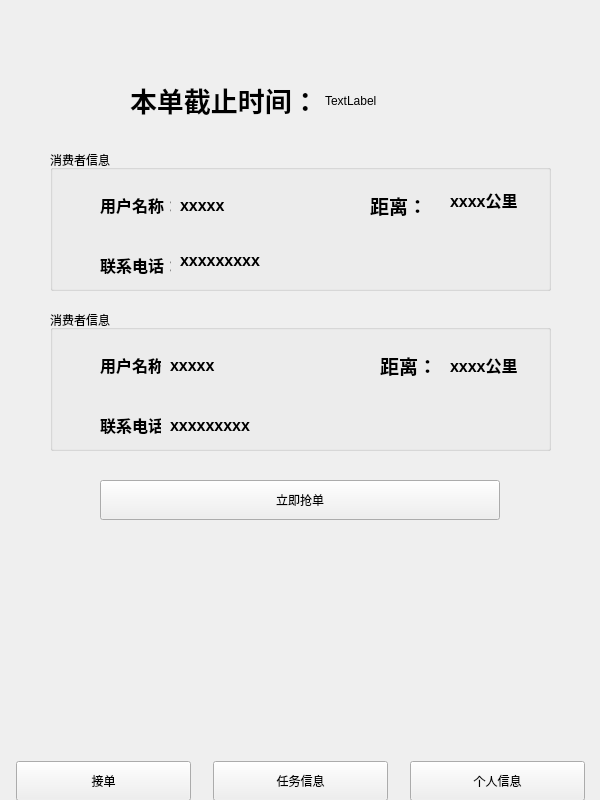
First picture: the form in rider/rider_main.ui, repository chichuxwx/Food-delivery-platform, before the edit.
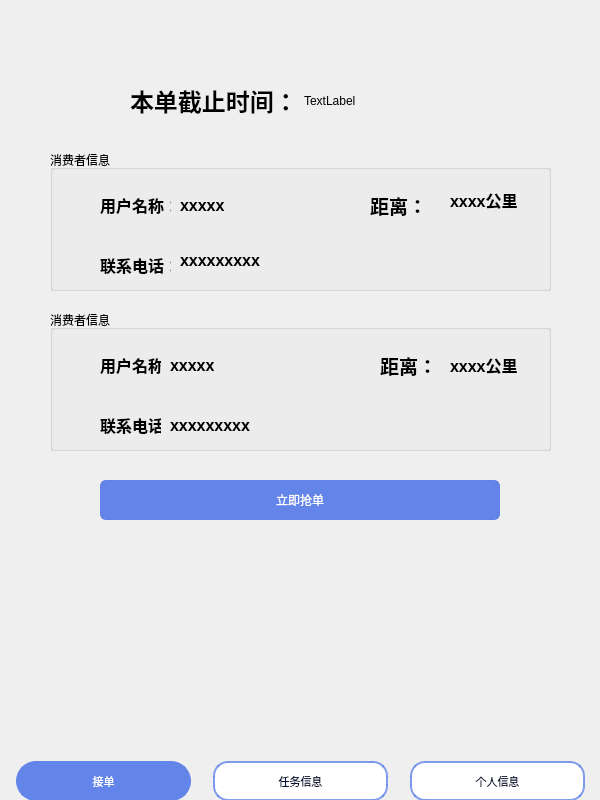
Second picture: the form after the edit. Icons and pictures are not drawn.

```diff
--- a/rider/rider_main.ui
+++ b/rider/rider_main.ui
@@ -110,31 +110,6 @@
     </property>
    </widget>
   </widget>
-  <widget class="QPushButton" name="pushButton">
-   <property name="geometry">
-    <rect>
-     <x>100</x>
-     <y>480</y>
-     <width>400</width>
-     <height>40</height>
-    </rect>
-   </property>
-   <property name="minimumSize">
-    <size>
-     <width>400</width>
-     <height>40</height>
-    </size>
-   </property>
-   <property name="maximumSize">
-    <size>
-     <width>400</width>
-     <height>40</height>
-    </size>
-   </property>
-   <property name="text">
-    <string>立即抢单</string>
-   </property>
-  </widget>
   <widget class="QGroupBox" name="groupBox_3">
    <property name="geometry">
     <rect>
@@ -229,6 +204,97 @@
   <widget class="QWidget" name="layoutWidget">
    <property name="geometry">
     <rect>
+     <x>130</x>
+     <y>80</y>
+     <width>341</width>
+     <height>41</height>
+    </rect>
+   </property>
+   <layout class="QHBoxLayout" name="horizontalLayout_2">
+    <item>
+     <widget class="QLabel" name="label">
+      <property name="styleSheet">
+       <string notr="true"/>
+      </property>
+      <property name="text">
+       <string>&lt;html&gt;&lt;head/&gt;&lt;body&gt;&lt;p&gt;&lt;span style=&quot; font-size:18pt; font-weight:700;&quot;&gt;本单截止时间：&lt;/span&gt;&lt;/p&gt;&lt;/body&gt;&lt;/html&gt;</string>
+      </property>
+     </widget>
+    </item>
+    <item>
+     <widget class="QLabel" name="timelabel">
+      <property name="text">
+       <string>TextLabel</string>
+      </property>
+     </widget>
+    </item>
+   </layout>
+  </widget>
+  <widget class="QLabel" name="label_2">
+   <property name="geometry">
+    <rect>
+     <x>0</x>
+     <y>0</y>
+     <width>600</width>
+     <height>800</height>
+    </rect>
+   </property>
+   <property name="styleSheet">
+    <string notr="true">background-image: url(:/image/bg_2.png);</string>
+   </property>
+   <property name="text">
+    <string/>
+   </property>
+  </widget>
+  <widget class="QPushButton" name="pushButton">
+   <property name="geometry">
+    <rect>
+     <x>100</x>
+     <y>480</y>
+     <width>400</width>
+     <height>40</height>
+    </rect>
+   </property>
+   <property name="minimumSize">
+    <size>
+     <width>400</width>
+     <height>40</height>
+    </size>
+   </property>
+   <property name="maximumSize">
+    <size>
+     <width>400</width>
+     <height>40</height>
+    </size>
+   </property>
+   <property name="styleSheet">
+    <string notr="true">QPushButton {
+    background-color: #6384e9; /* 默认背景色，蓝色 */
+    border: 2px solid #6384e9; /* 边框颜色与背景色相同 */
+    border-radius: 6px; /* 圆角 */
+    color: #ffffff; /* 文本颜色，白色 */
+    font-size: 12px;
+}
+
+QPushButton:hover {
+    background-color: #5076c6; /* 悬浮时背景色变深 */
+    border: 2px solid #5076c6; /* 悬浮时边框颜色变深 */
+}
+
+QPushButton:pressed {
+    background-color: #3a5d8f; /* 按下时背景色变得更深 */
+    border-color: #3a5d8f; /* 按下时边框颜色变得更深 */
+    transform: scale(0.95); /* 按下时按钮略微缩小 */
+}
+</string>
+   </property>
+   <property name="text">
+    <string>立即抢单</string>
+   </property>
+  </widget>
+  <widget class="QWidget" name="layoutWidget_2">
+   <property name="geometry">
+    <rect>
      <x>0</x>
      <y>760</y>
      <width>601</width>
@@ -256,6 +322,27 @@
         <height>40</height>
        </size>
       </property>
+      <property name="styleSheet">
+       <string notr="true">QPushButton {
+    background-color: #6384e9; /* 默认背景色，蓝色 */
+    border: 2px solid #6384e9; /* 边框颜色与背景色相同 */
+    border-radius: 20px; /* 圆角 */
+    color: #ffffff; /* 文本颜色，白色 */
+    font-size: 11px;
+}
+
+QPushButton:hover {
+    background-color: #5076c6; /* 悬浮时背景色变深 */
+    border: 2px solid #5076c6; /* 悬浮时边框颜色变深 */
+}
+
+QPushButton:pressed {
+    background-color: #3a5d8f; /* 按下时背景色变得更深 */
+    border-color: #3a5d8f; /* 按下时边框颜色变得更深 */
+    transform: scale(0.95); /* 按下时按钮略微缩小 */
+}
+</string>
+      </property>
       <property name="text">
        <string>接单</string>
       </property>
@@ -281,6 +368,27 @@
         <height>40</height>
        </size>
       </property>
+      <property name="styleSheet">
+       <string notr="true">QPushButton {
+    background-color: #ffffff; /* 默认背景色，白色 */
+    border: 2px solid rgba(99, 132, 233, 0.8); /* 边框颜色 */
+    border-radius: 15px; /* 圆角 */
+    color: #081439; /* 文本颜色，深蓝色 */
+    font-size: 11px;
+}
+
+QPushButton:hover {
+    background-color: rgba(99, 132, 233, 0.8); 
+    border: none; /* 悬浮时无边框 */
+}
+
+QPushButton:pressed {
+    background-color: #b0c4de; /* 按下时背景颜色，稍微偏亮的蓝色 */
+    border-color: #4682b4; /* 按下时边框颜色 */
+    transform: scale(0.95); /* 按下时按钮略微缩小 */
+}
+</string>
+      </property>
       <property name="text">
        <string>任务信息</string>
       </property>
@@ -306,6 +414,27 @@
         <height>40</height>
        </size>
       </property>
+      <property name="styleSheet">
+       <string notr="true">QPushButton {
+    background-color: #ffffff; /* 默认背景色，白色 */
+    border: 2px solid rgba(99, 132, 233, 0.8); /* 边框颜色 */
+    border-radius: 15px; /* 圆角 */
+    color: #081439; /* 文本颜色，深蓝色 */
+    font-size: 11px;
+}
+
+QPushButton:hover {
+    background-color: rgba(99, 132, 233, 0.8); 
+    border: none; /* 悬浮时无边框 */
+}
+
+QPushButton:pressed {
+    background-color: #b0c4de; /* 按下时背景颜色，稍微偏亮的蓝色 */
+    border-color: #4682b4; /* 按下时边框颜色 */
+    transform: scale(0.95); /* 按下时按钮略微缩小 */
+}
+</string>
+      </property>
       <property name="text">
        <string>个人信息</string>
       </property>
@@ -313,35 +442,12 @@
     </item>
    </layout>
   </widget>
-  <widget class="QWidget" name="layoutWidget">
-   <property name="geometry">
-    <rect>
-     <x>130</x>
-     <y>80</y>
-     <width>341</width>
-     <height>41</height>
-    </rect>
-   </property>
-   <layout class="QHBoxLayout" name="horizontalLayout_2">
-    <item>
-     <widget class="QLabel" name="label">
-      <property name="styleSheet">
-       <string notr="true"/>
-      </property>
-      <property name="text">
-       <string>&lt;html&gt;&lt;head/&gt;&lt;body&gt;&lt;p&gt;&lt;span style=&quot; font-size:20pt; font-weight:700;&quot;&gt;本单截止时间：&lt;/span&gt;&lt;/p&gt;&lt;/body&gt;&lt;/html&gt;</string>
-      </property>
-     </widget>
-    </item>
-    <item>
-     <widget class="QLabel" name="timelabel">
-      <property name="text">
-       <string>TextLabel</string>
-      </property>
-     </widget>
-    </item>
-   </layout>
-  </widget>
+  <zorder>label_2</zorder>
+  <zorder>groupBox_2</zorder>
+  <zorder>groupBox_3</zorder>
+  <zorder>layoutWidget</zorder>
+  <zorder>pushButton</zorder>
+  <zorder>layoutWidget_2</zorder>
  </widget>
  <resources/>
  <connections/>
```
